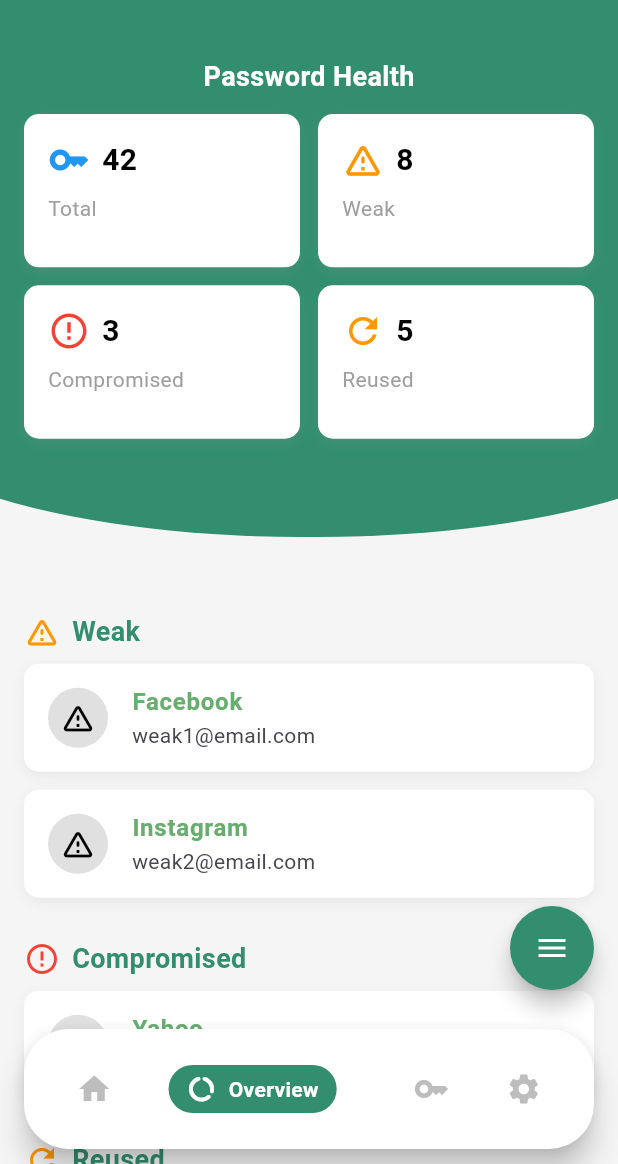
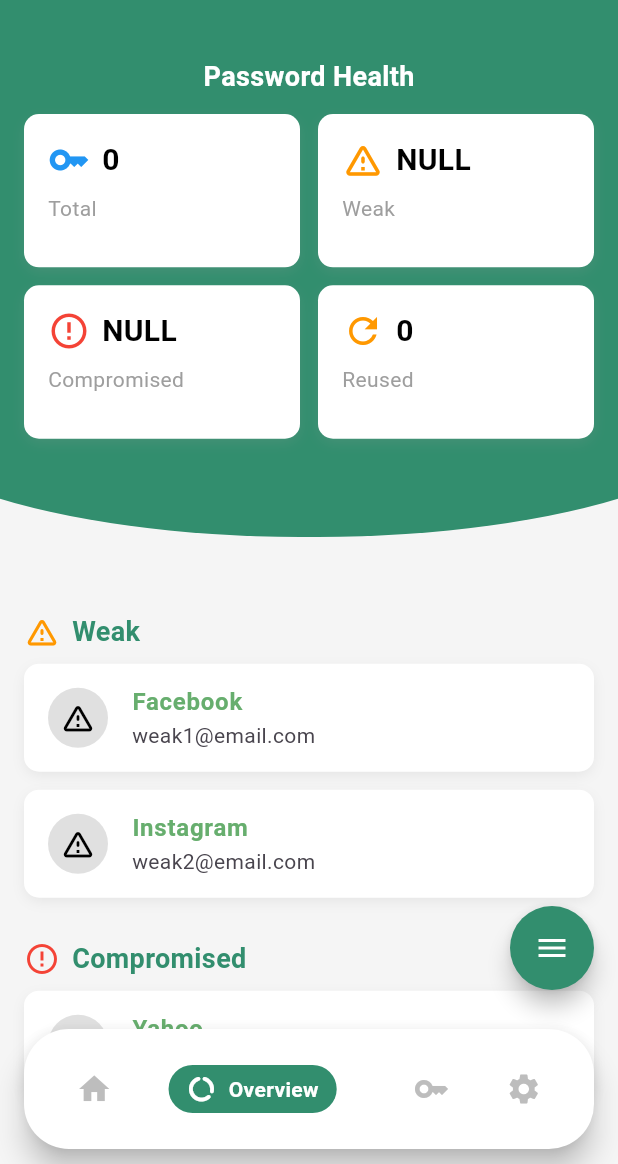
Before and after one commit to alexap120/Echo-Lock-Password-Manager, a Flutter app: the DashboardScreen screen opened directly, on a phone screen of 412 x 824 dp, the part 72-1236 px from its top. Run offline on Flutter 3.47's test engine with Material 3 defaults, Android fonts, the phone set to English and light mode, and no system bars; drawn by our look-alikes of flutter_speed_dial; our stand-ins replace cloud_firestore, connectivity_plus, firebase_auth, firebase_core, flutter_secure_storage, hive and 5 more; missing offline and left inert: cryptography; accounts and stored records are empty; generated files the repository leaves out were written again.

Commit message:
Detect and display reused passwords in login items
Added password fingerprinting using SHA-256 to LoginItem and updated all relevant logic to store and process fingerprints. The overview screen now counts and lists reused passwords based on fingerprint, and sync/import logic ensures fingerprints are set. Also, enabled FLAG_SECURE on Android to prevent screenshots.

```diff
--- a/lib/main.dart
+++ b/lib/main.dart
@@ -68,6 +68,7 @@ class MyApp extends StatelessWidget {
 
   const MyApp({required this.initialScreen, super.key});
 
+
   @override
   Widget build(BuildContext context) {
     return MaterialApp(
--- a/lib/models/login_item.dart
+++ b/lib/models/login_item.dart
@@ -19,12 +19,16 @@ class LoginItem extends HiveObject {
   @HiveField(4)
   String syncStatus;
 
+  @HiveField(5)
+  String passwordFingerprint;
+
   LoginItem({
     required this.title,
     required this.username,
     required this.password,
     this.firestoreId,
     this.syncStatus = 'new', // Default to 'new'
+    required this.passwordFingerprint,
   });
 
   String get type => 'Login';
@@ -35,6 +39,7 @@ class LoginItem extends HiveObject {
       'username': username,
       'password': password,
       'syncStatus': syncStatus,
+      'passwordFingerprint': passwordFingerprint,
     };
   }
 
@@ -44,6 +49,7 @@ class LoginItem extends HiveObject {
       username: json['username'] ?? '',
       password: json['password'] ?? '',
       syncStatus: json['syncStatus'] ?? 'synced',
+      passwordFingerprint: json['passwordFingerprint'] ?? '',
     );
   }
 }
--- a/lib/screens/login_items/add_login.dart
+++ b/lib/screens/login_items/add_login.dart
@@ -1,7 +1,9 @@
+import 'dart:convert';
 import 'dart:math';
 import 'dart:typed_data';
 
 import 'package:cloud_firestore/cloud_firestore.dart';
+import 'package:crypto/crypto.dart';
 import 'package:firebase_auth/firebase_auth.dart';
 import 'package:flutter/material.dart';
 import 'package:connectivity_plus/connectivity_plus.dart';
@@ -83,11 +85,13 @@ class _AddLoginPopupState extends State<AddLoginPopup> {
       return;
     }
 
+    String fingerprint = sha256.convert(utf8.encode(passwordController.text)).toString();
     // Save locally in Hive as plaintext
     final newItem = LoginItem(
       title: nameController.text,
       username: usernameController.text,
       password: passwordController.text,
+      passwordFingerprint: fingerprint,
       syncStatus: 'new',
     );
     final index = await loginBox.add(newItem);
--- a/lib/screens/main_screens/overview.dart
+++ b/lib/screens/main_screens/overview.dart
@@ -1,7 +1,9 @@
 import 'package:flutter/material.dart';
 import 'package:flutter_speed_dial/flutter_speed_dial.dart';
+import 'package:hive/hive.dart';
 import 'package:password_manager/screens/profile/profile_page.dart';
 
+import '../../models/login_item.dart';
 import '../../widgets/custom_bottom_nav_bar.dart';
 import '../login_items/add_card.dart';
 import '../login_items/add_login.dart';
@@ -17,6 +19,15 @@ class DashboardScreen extends StatefulWidget {
 class _DashboardScreenState extends State<DashboardScreen> {
   int _selectedIndex = 1;
   dynamic _profileImage;
+  final loginBox = Hive.box<LoginItem>('loginBox');
+  int reusedCount = 0;
+
+  @override
+  void initState() {
+    super.initState();
+    reusedCount = countReusedPasswords(loginBox.values);
+    reusedLogins = getReusedLoginItems(loginBox.values);
+  }
 
   void _onTabTapped(int index) {
     setState(() {
@@ -34,10 +45,7 @@ class _DashboardScreenState extends State<DashboardScreen> {
     {'title': 'Yahoo', 'email': 'comp1@email.com'},
   ];
 
-  final List<Map<String, String>> reusedLogins = [
-    {'title': 'Reddit', 'email': 'reuse@email.com'},
-    {'title': 'Twitter', 'email': 'reuse2@email.com'},
-  ];
+  List<LoginItem> reusedLogins = [];
 
   @override
   Widget build(BuildContext context) {
@@ -125,10 +133,16 @@ class _DashboardScreenState extends State<DashboardScreen> {
                   physics: const NeverScrollableScrollPhysics(),
                   childAspectRatio: 1.8,
                   children: [
-                    _buildHealthCard(Icons.key, '42', 'Total', Colors.blue),
-                    _buildHealthCard(Icons.warning_amber_rounded, '8', 'Weak', Colors.orange),
-                    _buildHealthCard(Icons.error_outline, '3', 'Compromised', Colors.red),
-                    _buildHealthCard(Icons.refresh, '5', 'Reused', Colors.orange),
+                    _buildHealthCard(Icons.key, '${loginBox.values
+                        .where((item) => item.syncStatus != 'deleted')
+                        .length}', 'Total', Colors.blue),
+                    _buildHealthCard(
+                        Icons.warning_amber_rounded, 'NULL', 'Weak',
+                        Colors.orange),
+                    _buildHealthCard(
+                        Icons.error_outline, 'NULL', 'Compromised', Colors.red),
+                    _buildHealthCard(
+                        Icons.refresh, '$reusedCount', 'Reused', Colors.orange),
                   ],
                 ),
               ),
@@ -146,7 +160,8 @@ class _DashboardScreenState extends State<DashboardScreen> {
                         if (weakLogins.isNotEmpty) ...[
                           Row(
                             children: const [
-                              Icon(Icons.warning_amber_rounded, color: Colors.orange),
+                              Icon(Icons.warning_amber_rounded,
+                                  color: Colors.orange),
                               SizedBox(width: 8),
                               Text(
                                 'Weak',
@@ -159,7 +174,9 @@ class _DashboardScreenState extends State<DashboardScreen> {
                             ],
                           ),
                           const SizedBox(height: 8),
-                          ...weakLogins.map((item) => _buildLoginTile(item['title']!, item['email']!, Icons.warning_amber_rounded)),
+                          ...weakLogins.map((item) =>
+                              _buildLoginTile(item['title']!, item['email']!,
+                                  Icons.warning_amber_rounded)),
                           const SizedBox(height: 16),
                         ],
                         if (compromisedLogins.isNotEmpty) ...[
@@ -178,7 +195,9 @@ class _DashboardScreenState extends State<DashboardScreen> {
                             ],
                           ),
                           const SizedBox(height: 8),
-                          ...compromisedLogins.map((item) => _buildLoginTile(item['title']!, item['email']!, Icons.error_outline)),
+                          ...compromisedLogins.map((item) =>
+                              _buildLoginTile(item['title']!, item['email']!,
+                                  Icons.error_outline)),
                           const SizedBox(height: 16),
                         ],
                         if (reusedLogins.isNotEmpty) ...[
@@ -197,7 +216,8 @@ class _DashboardScreenState extends State<DashboardScreen> {
                             ],
                           ),
                           const SizedBox(height: 8),
-                          ...reusedLogins.map((item) => _buildLoginTile(item['title']!, item['email']!, Icons.refresh)),
+                          ...reusedLogins.map((item) =>
+                              _buildLoginTile(item.title, item.username, Icons.refresh)),
                           const SizedBox(height: 100),
                         ],
                       ],
@@ -279,7 +299,8 @@ class _DashboardScreenState extends State<DashboardScreen> {
     );
   }
 
-  Widget _buildHealthCard(IconData icon, String number, String label, Color iconColor) {
+  Widget _buildHealthCard(IconData icon, String number, String label,
+      Color iconColor) {
     return Container(
       decoration: BoxDecoration(
         color: Colors.white,
@@ -353,4 +374,35 @@ class _DashboardScreenState extends State<DashboardScreen> {
       ),
     );
   }
+
+  int countReusedPasswords(Iterable<LoginItem> items) {
+    final Map<String, int> fingerprintCounts = {};
+
+    for (var item in items) {
+      final fp = item.passwordFingerprint;
+      fingerprintCounts[fp] = (fingerprintCounts[fp] ?? 0) + 1;
     }
+
+    // Count how many fingerprints appear more than once
+    final reused = fingerprintCounts.values
+        .where((count) => count > 1)
+        .length;
+
+    return reused;
+  }
+
+  List<LoginItem> getReusedLoginItems(Iterable<LoginItem> items) {
+    final Map<String, List<LoginItem>> grouped = {};
+
+    for (var item in items) {
+      final fp = item.passwordFingerprint;
+      grouped.putIfAbsent(fp, () => []).add(item);
+    }
+
+    return grouped.values
+        .where((list) => list.length > 1)
+        .expand((list) => list)
+        .toList();
+  }
+
+}
--- a/lib/services/sync_items_service.dart
+++ b/lib/services/sync_items_service.dart
@@ -1,4 +1,7 @@
+import 'dart:convert';
+
 import 'package:cloud_firestore/cloud_firestore.dart';
+import 'package:crypto/crypto.dart';
 import 'package:firebase_auth/firebase_auth.dart';
 import 'package:hive/hive.dart';
 import 'package:collection/collection.dart';
@@ -56,6 +59,7 @@ class SyncService {
           'tag': data['tag'] as String,
         };
         final decryptedPassword = await decryptAesGcm(key, encryptedPassword);
+        String fingerprint = sha256.convert(utf8.encode(decryptedPassword)).toString();
 
         final existing = hiveBox.values.firstWhereOrNull(
               (item) => item.firestoreId == doc.id,
@@ -75,6 +79,7 @@ class SyncService {
             password: decryptedPassword,
             firestoreId: doc.id,
             syncStatus: 'synced',
+            passwordFingerprint: fingerprint,
           );
           await hiveBox.add(loginItem);
         }
--- a/pubspec.yaml
+++ b/pubspec.yaml
@@ -28,6 +28,7 @@ dependencies:
   icons_plus: ^5.0.0
   connectivity_plus: ^6.1.4
 
+
 dev_dependencies:
   flutter_test:
     sdk: flutter
```
Also changed, not shown: lib/models/login_item.g.dart, 1 other file. Lines whose indentation alone changed are shown as unchanged.
